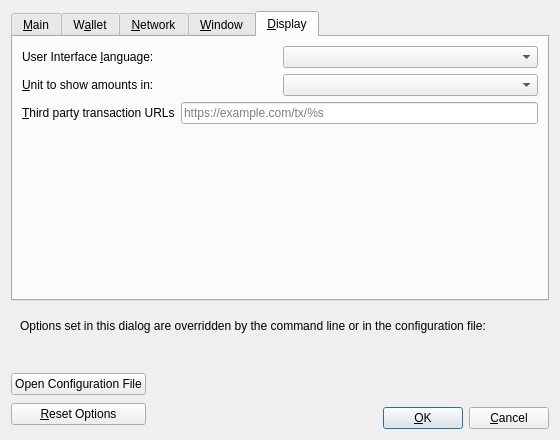
The window that src/qt/forms/optionsdialog.ui (umkoin/umkoin) describes before a commit, drawn with Qt 5.
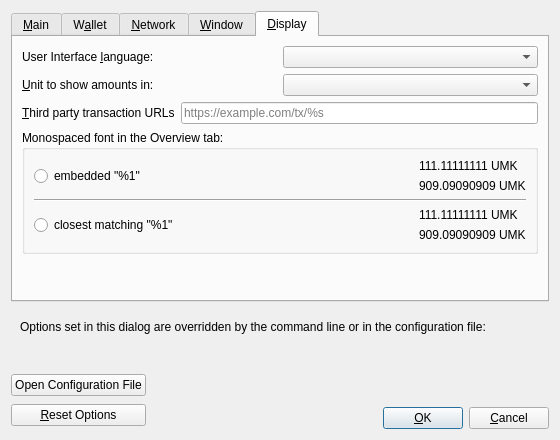
The same window after the commit. The open tabs and pages were chosen to show the change. Custom widgets are drawn as their Qt base class.

```diff
--- a/src/qt/forms/optionsdialog.ui
+++ b/src/qt/forms/optionsdialog.ui
@@ -705,6 +705,106 @@
          </item>
         </layout>
        </item>
+       <item>
+        <widget class="QGroupBox" name="font_groupBox">
+         <property name="title">
+          <string>Monospaced font in the Overview tab:</string>
+         </property>
+         <layout class="QVBoxLayout" name="font_verticalLayout">
+          <item>
+           <layout class="QHBoxLayout" name="embeddedFont_horizontalLayout">
+            <item>
+             <widget class="QRadioButton" name="embeddedFont_radioButton">
+              <property name="text">
+               <string>embedded &quot;%1&quot;</string>
+              </property>
+             </widget>
+            </item>
+            <item>
+             <spacer name="embeddedFont_horizontalSpacer">
+              <property name="orientation">
+               <enum>Qt::Horizontal</enum>
+              </property>
+              <property name="sizeHint" stdset="0">
+               <size>
+                <width>40</width>
+                <height>20</height>
+               </size>
+              </property>
+             </spacer>
+            </item>
+            <item>
+             <layout class="QVBoxLayout" name="embeddedFont_verticalLayout">
+              <item>
+               <widget class="QLabel" name="embeddedFont_label_1">
+                <property name="text">
+                 <string>111.11111111 UMK</string>
+                </property>
+               </widget>
+              </item>
+              <item>
+               <widget class="QLabel" name="embeddedFont_label_9">
+                <property name="text">
+                 <string>909.09090909 UMK</string>
+                </property>
+               </widget>
+              </item>
+             </layout>
+            </item>
+           </layout>
+          </item>
+          <item>
+           <widget class="Line" name="font_line">
+            <property name="orientation">
+             <enum>Qt::Horizontal</enum>
+            </property>
+           </widget>
+          </item>
+          <item>
+           <layout class="QHBoxLayout" name="systemFont_horizontalLayout">
+            <item>
+             <widget class="QRadioButton" name="systemFont_radioButton">
+              <property name="text">
+               <string>closest matching &quot;%1&quot;</string>
+              </property>
+             </widget>
+            </item>
+            <item>
+             <spacer name="systemFont_horizontalSpacer">
+              <property name="orientation">
+               <enum>Qt::Horizontal</enum>
+              </property>
+              <property name="sizeHint" stdset="0">
+               <size>
+                <width>40</width>
+                <height>20</height>
+               </size>
+              </property>
+             </spacer>
+            </item>
+            <item>
+             <layout class="QVBoxLayout" name="systemFont_verticalLayout">
+              <item>
+               <widget class="QLabel" name="systemFont_label_1">
+                <property name="text">
+                 <string>111.11111111 UMK</string>
+                </property>
+               </widget>
+              </item>
+              <item>
+               <widget class="QLabel" name="systemFont_label_9">
+                <property name="text">
+                 <string>909.09090909 UMK</string>
+                </property>
+               </widget>
+              </item>
+             </layout>
+            </item>
+           </layout>
+          </item>
+         </layout>
+        </widget>
+       </item>
        <item>
         <spacer name="verticalSpacer_Display">
          <property name="orientation">
```
